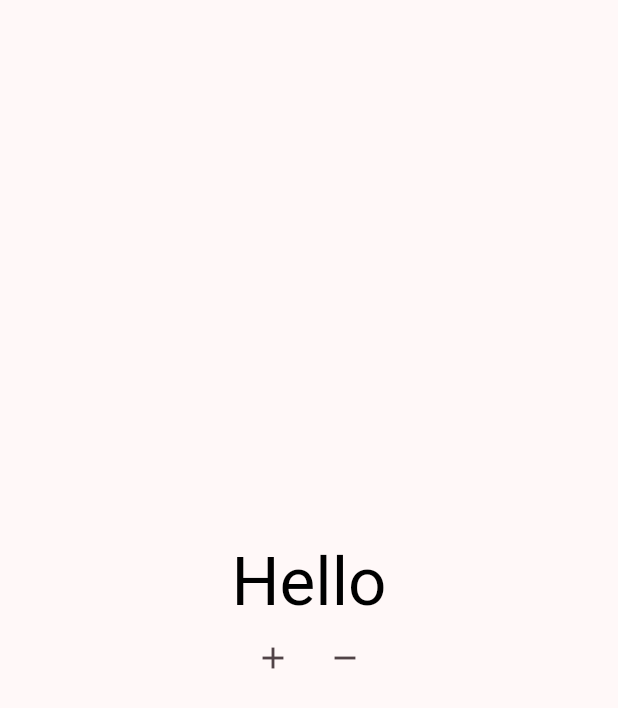
After one commit to mohanedSalaheldin/animation_course, a Flutter app: the screen it shows after launch, after a tap on the "add" icon, on a phone screen of 412 x 824 dp. The commit adds this screen. Shown: the top 708 px of the screen. Run offline on Flutter 3.47's test engine with Material 3 defaults, Android fonts, the phone set to English and light mode, and no system bars.

Commit message:
Animated Text Screen

```diff
--- a/lib/animations/implicit/animated_container.dart
+++ b/lib/animations/implicit/animated_container.dart
@@ -33,7 +33,7 @@ class _AnimatedContainerScreenState extends State<AnimatedContainerScreen> {
                 });
               },
               child: AnimatedContainer(
-                duration:  Duration(milliseconds: 200),
+                duration: const Duration(milliseconds: 200),
                 width: _size,
                 height: _size,
                 decoration: BoxDecoration(
@@ -45,12 +45,6 @@ class _AnimatedContainerScreenState extends State<AnimatedContainerScreen> {
           ),
         ],
       ),
-      floatingActionButton: FloatingActionButton(
-        onPressed: () {
-          setState(() {});
-        },
-        backgroundColor: Colors.amber,
-      ),
     );
   }
 }
--- /dev/null
+++ b/lib/animations/implicit/animated_text.dart
@@ -0,0 +1,54 @@
+import 'package:flutter/material.dart';
+
+class AnimatedTextScreen extends StatefulWidget {
+  const AnimatedTextScreen({super.key});
+
+  @override
+  State<AnimatedTextScreen> createState() => _AnimatedTextScreenState();
+}
+
+class _AnimatedTextScreenState extends State<AnimatedTextScreen> {
+  double _fontSize = 30.0;
+  Color _textColor = const Color.fromARGB(255, 76, 76, 76);
+  @override
+  Widget build(BuildContext context) {
+    return Scaffold(
+      body: Column(
+        mainAxisAlignment: MainAxisAlignment.center,
+        crossAxisAlignment: CrossAxisAlignment.center,
+        children: [
+          AnimatedDefaultTextStyle(
+            curve: Curves.easeInOutCirc,
+            style: TextStyle(
+              fontSize: _fontSize,
+              color: _textColor,
+            ),
+            duration: const Duration(milliseconds: 300),
+            child: const Text('Hello'),
+          ),
+          Row(
+            mainAxisAlignment: MainAxisAlignment.center,
+            children: [
+              IconButton(
+                  onPressed: () {
+                    setState(() {
+                      _fontSize = 45.0;
+                      _textColor = Colors.black;
+                    });
+                  },
+                  icon: const Icon(Icons.add)),
+              IconButton(
+                  onPressed: () {
+                    setState(() {
+                      _fontSize = 30.0;
+                      _textColor = Colors.grey;
+                    });
+                  },
+                  icon: const Icon(Icons.remove)),
+            ],
+          ),
+        ],
+      ),
+    );
+  }
+}
--- a/lib/main.dart
+++ b/lib/main.dart
@@ -1,5 +1,6 @@
 import 'package:animation_course/animations/implicit/animated_align_demo.dart';
 import 'package:animation_course/animations/implicit/animated_container.dart';
+import 'package:animation_course/animations/implicit/animated_text.dart';
 import 'package:flutter/material.dart';
 
 void main() {
@@ -18,7 +19,7 @@ class MyApp extends StatelessWidget {
         colorScheme: ColorScheme.fromSeed(seedColor: Colors.black),
         useMaterial3: true,
       ),
-      home: const AnimatedContainerScreen(),
+      home: const AnimatedTextScreen(),
     );
   }
 }
```
